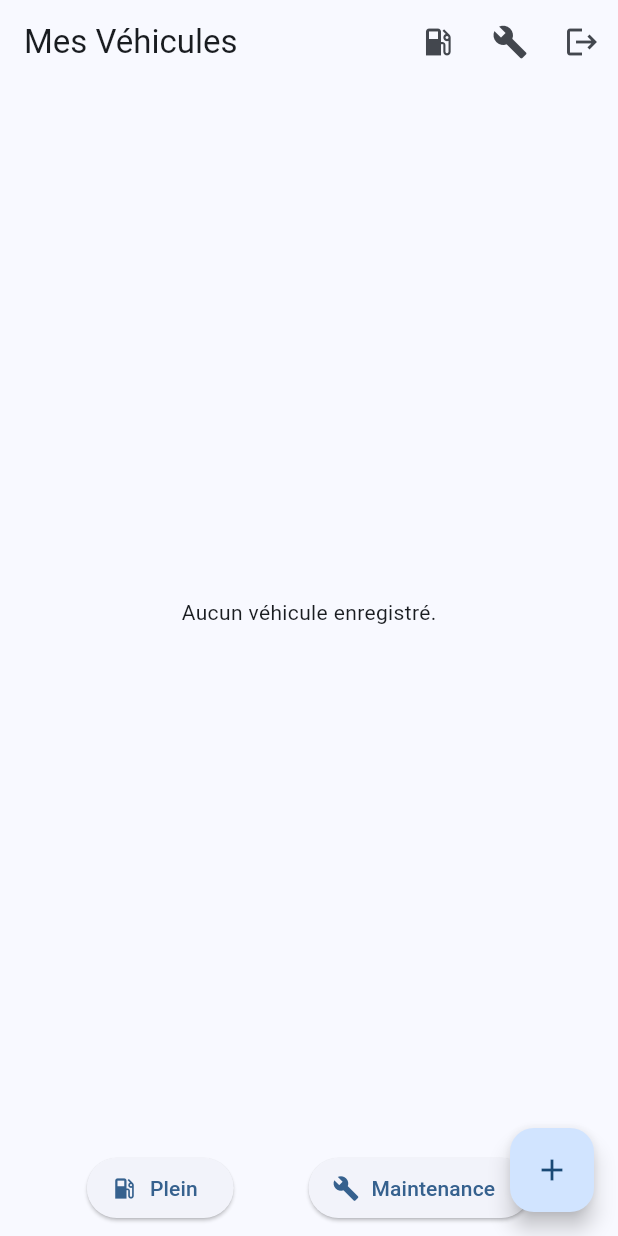
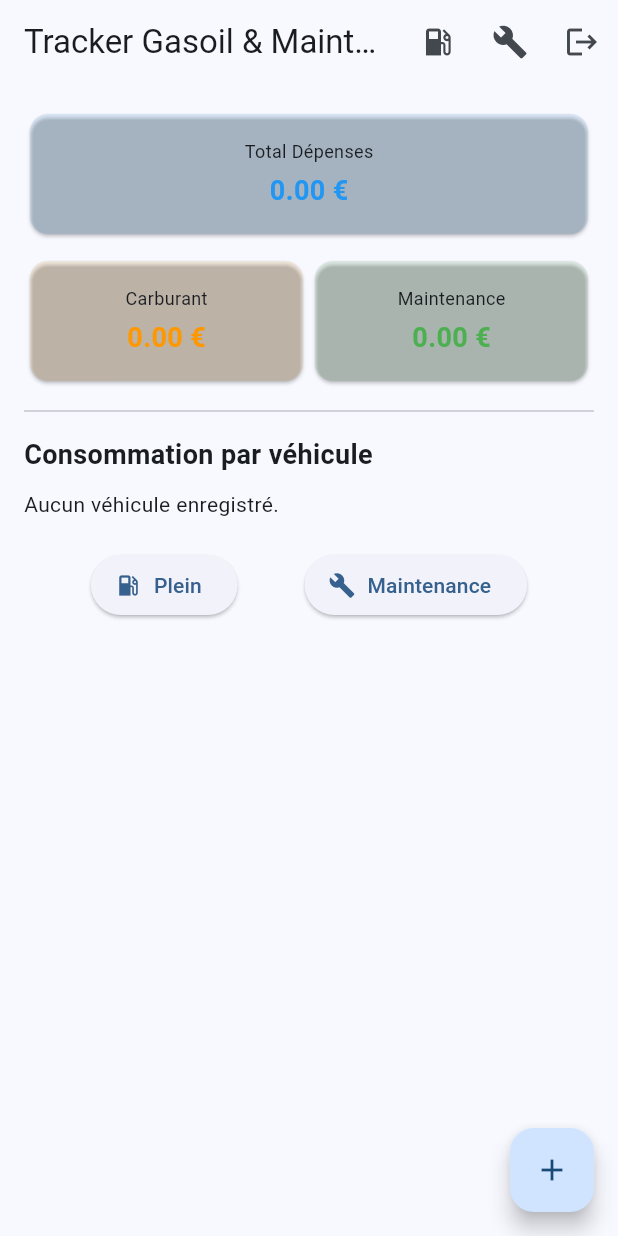
Before and after one commit to oumaimagattoua/tracker_flutter, a Flutter app: the screen it shows once a user with an empty profile is signed in, on a phone screen of 412 x 824 dp. Run offline on Flutter 3.47's test engine with Material 3 defaults, Android fonts, the phone set to English and light mode, and no system bars; our stand-ins replace cloud_firestore, firebase_auth, firebase_core, flutter_riverpod, go_router; accounts and stored records are empty.

Commit message:
Add dashboard for fuel and maintenance tracking

```diff
--- /dev/null
+++ b/lib/features/dashboard/application/dashboard_service.dart
@@ -0,0 +1,65 @@
+import 'package:flutter_riverpod/flutter_riverpod.dart';
+import 'package:tracker_flutter/features/fuel/application/fuel_service.dart';
+import 'package:tracker_flutter/features/fuel/domain/fuel_entry.dart';
+import 'package:tracker_flutter/features/maintenance/application/maintenance_service.dart';
+import 'package:tracker_flutter/features/maintenance/domain/maintenance.dart';
+import 'package:tracker_flutter/features/vehicle/application/vehicle_service.dart';
+import 'package:tracker_flutter/features/vehicle/domain/vehicle.dart';
+
+class DashboardStats {
+  final List<Vehicle> vehicles;
+  final List<FuelEntry> fuelEntries;
+  final List<Maintenance> maintenances;
+
+  DashboardStats({
+    required this.vehicles,
+    required this.fuelEntries,
+    required this.maintenances,
+  });
+
+  double get totalFuelExpense =>
+      fuelEntries.fold(0, (sum, item) => sum + item.amount);
+
+  double get totalMaintenanceExpense =>
+      maintenances.fold(0, (sum, item) => sum + item.amount);
+
+  double get totalExpense => totalFuelExpense + totalMaintenanceExpense;
+
+  Map<String, double> get fuelByVehicle {
+    final Map<String, double> map = {};
+    for (var entry in fuelEntries) {
+      map[entry.vehicleId] = (map[entry.vehicleId] ?? 0) + entry.amount;
+    }
+    return map;
+  }
+
+  Map<String, double> get litersByVehicle {
+    final Map<String, double> map = {};
+    for (var entry in fuelEntries) {
+      map[entry.vehicleId] = (map[entry.vehicleId] ?? 0) + entry.liters;
+    }
+    return map;
+  }
+}
+
+final dashboardStatsProvider = Provider<AsyncValue<DashboardStats>>((ref) {
+  final vehiclesAsync = ref.watch(vehiclesStreamProvider);
+  final fuelAsync = ref.watch(fuelEntriesStreamProvider(null));
+  final maintenanceAsync = ref.watch(maintenancesStreamProvider(null));
+
+  if (vehiclesAsync is AsyncData &&
+      fuelAsync is AsyncData &&
+      maintenanceAsync is AsyncData) {
+    return AsyncData(DashboardStats(
+      vehicles: vehiclesAsync.value!,
+      fuelEntries: fuelAsync.value!,
+      maintenances: maintenanceAsync.value!,
+    ));
+  }
+
+  if (vehiclesAsync is AsyncError) return AsyncError(vehiclesAsync.error!, vehiclesAsync.stackTrace!);
+  if (fuelAsync is AsyncError) return AsyncError(fuelAsync.error!, fuelAsync.stackTrace!);
+  if (maintenanceAsync is AsyncError) return AsyncError(maintenanceAsync.error!, maintenanceAsync.stackTrace!);
+
+  return const AsyncLoading();
+});
--- a/lib/features/dashboard/presentation/dashboard_screen.dart
+++ b/lib/features/dashboard/presentation/dashboard_screen.dart
@@ -2,18 +2,18 @@ import 'package:flutter/material.dart';
 import 'package:flutter_riverpod/flutter_riverpod.dart';
 import 'package:go_router/go_router.dart';
 import 'package:tracker_flutter/features/auth/application/auth_service.dart';
-import 'package:tracker_flutter/features/vehicle/application/vehicle_service.dart';
+import 'package:tracker_flutter/features/dashboard/application/dashboard_service.dart';
 
 class DashboardScreen extends ConsumerWidget {
   const DashboardScreen({super.key});
 
   @override
   Widget build(BuildContext context, WidgetRef ref) {
-    final vehiclesAsync = ref.watch(vehiclesStreamProvider);
+    final statsAsync = ref.watch(dashboardStatsProvider);
 
     return Scaffold(
       appBar: AppBar(
-        title: const Text('Mes Véhicules'),
+        title: const Text('Tracker Gasoil & Maintenance'),
         actions: [
           IconButton(
             onPressed: () => context.push('/fuel'),
@@ -29,30 +29,78 @@ class DashboardScreen extends ConsumerWidget {
           ),
         ],
       ),
-      body: Column(
+      body: statsAsync.when(
+        data: (stats) => SingleChildScrollView(
+          padding: const EdgeInsets.all(16.0),
+          child: Column(
+            crossAxisAlignment: CrossAxisAlignment.start,
             children: [
-          Expanded(
-            child: vehiclesAsync.when(
-              data: (vehicles) => vehicles.isEmpty
-                  ? const Center(child: Text('Aucun véhicule enregistré.'))
-                  : ListView.builder(
-                      itemCount: vehicles.length,
+              // Summary Cards
+              Row(
+                children: [
+                  _buildSummaryCard(
+                    context,
+                    'Total Dépenses',
+                    '${stats.totalExpense.toStringAsFixed(2)} €',
+                    Colors.blue,
+                  ),
+                ],
+              ),
+              const SizedBox(height: 10),
+              Row(
+                children: [
+                  _buildSummaryCard(
+                    context,
+                    'Carburant',
+                    '${stats.totalFuelExpense.toStringAsFixed(2)} €',
+                    Colors.orange,
+                  ),
+                  _buildSummaryCard(
+                    context,
+                    'Maintenance',
+                    '${stats.totalMaintenanceExpense.toStringAsFixed(2)} €',
+                    Colors.green,
+                  ),
+                ],
+              ),
+              const Divider(height: 32),
+              const Text(
+                'Consommation par véhicule',
+                style: TextStyle(fontSize: 18, fontWeight: FontWeight.bold),
+              ),
+              const SizedBox(height: 10),
+              if (stats.vehicles.isEmpty)
+                const Text('Aucun véhicule enregistré.')
+              else
+                ListView.builder(
+                  shrinkWrap: true,
+                  physics: const NeverScrollableScrollPhysics(),
+                  itemCount: stats.vehicles.length,
                   itemBuilder: (context, index) {
-                        final vehicle = vehicles[index];
-                        return ListTile(
+                    final vehicle = stats.vehicles[index];
+                    final fuelAmount = stats.fuelByVehicle[vehicle.id] ?? 0;
+                    final liters = stats.litersByVehicle[vehicle.id] ?? 0;
+                    return Card(
+                      child: ListTile(
                         title: Text(vehicle.name),
-                          subtitle: Text('${vehicle.brand} ${vehicle.model} - ${vehicle.plateNumber}'),
-                          trailing: Text('${vehicle.currentMileage} km'),
+                        subtitle: Text(
+                          '${vehicle.brand} ${vehicle.model} - ${vehicle.plateNumber}',
+                        ),
+                        trailing: Column(
+                          mainAxisAlignment: MainAxisAlignment.center,
+                          crossAxisAlignment: CrossAxisAlignment.end,
+                          children: [
+                            Text('${fuelAmount.toStringAsFixed(2)} €'),
+                            Text('${liters.toStringAsFixed(1)} L'),
+                          ],
+                        ),
+                      ),
                     );
                   },
                 ),
-              loading: () => const Center(child: CircularProgressIndicator()),
-              error: (e, st) => Center(child: Text('Erreur: $e')),
-            ),
-          ),
-          Padding(
-            padding: const EdgeInsets.all(8.0),
-            child: Row(
+              const SizedBox(height: 20),
+              // Quick Actions
+              Row(
                 mainAxisAlignment: MainAxisAlignment.spaceEvenly,
                 children: [
                   ElevatedButton.icon(
@@ -67,13 +115,43 @@ class DashboardScreen extends ConsumerWidget {
                   ),
                 ],
               ),
+            ],
           ),
-        ],
+        ),
+        loading: () => const Center(child: CircularProgressIndicator()),
+        error: (e, st) => Center(child: Text('Erreur: $e')),
       ),
       floatingActionButton: FloatingActionButton(
         onPressed: () => context.push('/vehicles/add'),
+        tooltip: 'Ajouter un véhicule',
         child: const Icon(Icons.add),
       ),
     );
   }
+
+  Widget _buildSummaryCard(
+      BuildContext context, String title, String value, Color color) {
+    return Expanded(
+      child: Card(
+        color: color.withOpacity(0.1),
+        child: Padding(
+          padding: const EdgeInsets.all(16.0),
+          child: Column(
+            children: [
+              Text(title, style: const TextStyle(fontSize: 12)),
+              const SizedBox(height: 5),
+              Text(
+                value,
+                style: TextStyle(
+                  fontSize: 18,
+                  fontWeight: FontWeight.bold,
+                  color: color,
+                ),
+              ),
+            ],
+          ),
+        ),
+      ),
+    );
   }
+}
```
Lines whose indentation alone changed are shown as unchanged.
